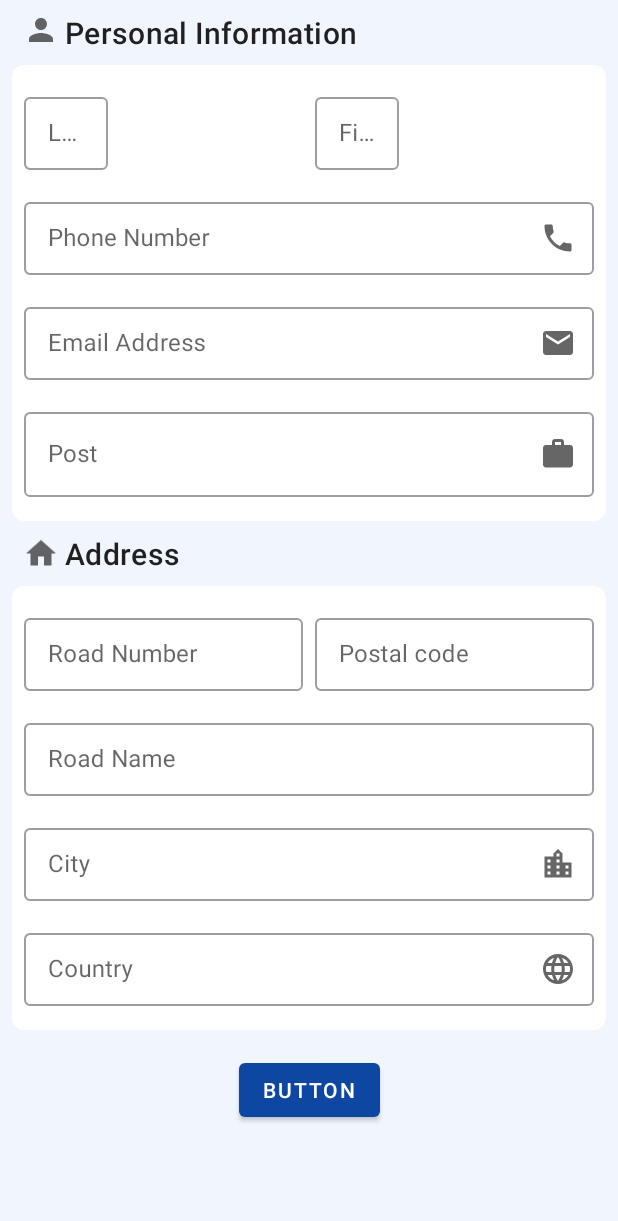
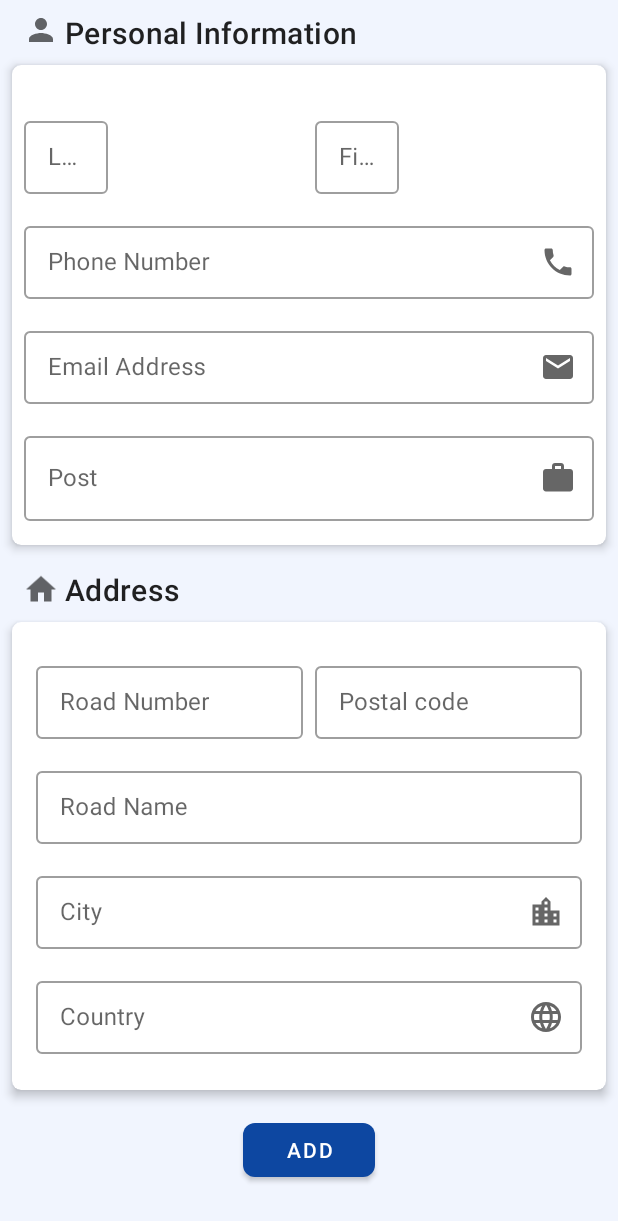
Before and after one commit to SalimSalimi/ProjectManager, an Android app: the DeveloperEditFragment screen opened through its navigation route, on a phone screen of 412 x 824 dp. Shown: the top 1221 px of the screen. Run offline under Robolectric (Android 15) with nearby library versions, the light colour scheme and no system bars; our stand-ins replace Room's generated code, data binding; 9 statements that could not run were skipped.

Commit message:
Finish polish ui developer_edit_fragment

```diff
--- a/app/src/main/res/layout/developer_edit_fragment.xml
+++ b/app/src/main/res/layout/developer_edit_fragment.xml
@@ -19,10 +19,6 @@
             android:layout_height="match_parent"
             android:background="@color/light_gray_background"
             tools:ignore="UselessParent">
-
-            <androidx.constraintlayout.widget.ConstraintLayout
-                android:layout_width="match_parent"
-                android:layout_height="wrap_content">
 
                 <LinearLayout
                     android:id="@+id/linearLayout"
@@ -50,17 +46,22 @@
                         <com.google.android.material.textview.MaterialTextView
                             android:layout_width="wrap_content"
                             android:layout_height="wrap_content"
-                            android:layout_marginLeft="4dp"
-                            android:text="Personal Information"
+                            android:layout_marginStart="4dp"
+                            android:text="@string/personal_information"
                             android:textAppearance="?attr/textAppearanceHeadline6" />
                     </LinearLayout>
+
+                    <com.google.android.material.card.MaterialCardView
+                        android:layout_width="match_parent"
+                        android:layout_height="wrap_content"
+                        android:layout_margin="8dp"
+                        app:cardCornerRadius="6dp"
+                        app:cardElevation="4dp">
 
                         <androidx.constraintlayout.widget.ConstraintLayout
                             android:layout_width="match_parent"
                             android:layout_height="wrap_content"
-                        android:layout_margin="8dp"
-                        android:layout_marginTop="16dp"
-                        android:background="@drawable/panel_background_form">
+                            android:layout_marginTop="16dp">
 
                             <com.google.android.material.textfield.TextInputLayout
                                 android:id="@+id/textInputLayout2"
@@ -171,11 +172,13 @@
                             </com.google.android.material.textfield.TextInputLayout>
 
                         </androidx.constraintlayout.widget.ConstraintLayout>
+                    </com.google.android.material.card.MaterialCardView>
 
                     <LinearLayout
                         android:layout_width="match_parent"
                         android:layout_height="wrap_content"
                         android:layout_marginStart="15dp"
+                        android:layout_marginTop="8dp"
                         android:orientation="horizontal">
 
                         <ImageView
@@ -187,9 +190,16 @@
                             android:layout_width="wrap_content"
                             android:layout_height="wrap_content"
                             android:layout_marginStart="4dp"
-                            android:text="Address"
+                            android:text="@string/address"
                             android:textAppearance="?attr/textAppearanceHeadline6" />
                     </LinearLayout>
+
+                    <com.google.android.material.card.MaterialCardView
+                        android:layout_width="match_parent"
+                        android:layout_height="wrap_content"
+                        android:layout_margin="8dp"
+                        app:cardCornerRadius="6dp"
+                        app:cardElevation="4dp">
 
                         <androidx.constraintlayout.widget.ConstraintLayout
                             android:layout_width="match_parent"
@@ -304,22 +314,20 @@
                             </com.google.android.material.textfield.TextInputLayout>
 
                         </androidx.constraintlayout.widget.ConstraintLayout>
+                    </com.google.android.material.card.MaterialCardView>
 
-                </LinearLayout>
 
-                <Button
+                <com.google.android.material.button.MaterialButton
                     android:id="@+id/button"
                     android:layout_width="wrap_content"
                     android:layout_height="wrap_content"
                     android:layout_marginTop="8dp"
                     android:layout_marginBottom="8dp"
                     android:onClick="@{() -> viewModel.onAddClick()}"
-                    android:text="Button"
-                    app:layout_constraintBottom_toBottomOf="parent"
-                    app:layout_constraintEnd_toEndOf="parent"
-                    app:layout_constraintStart_toStartOf="parent"
-                    app:layout_constraintTop_toBottomOf="@+id/linearLayout" />
-            </androidx.constraintlayout.widget.ConstraintLayout>
+                    android:text="@string/add"
+                    app:cornerRadius="8dp"
+                    android:layout_gravity="center_horizontal"/>
+                </LinearLayout>
 
         </ScrollView>
     </RelativeLayout>
--- a/app/src/main/res/values/strings.xml
+++ b/app/src/main/res/values/strings.xml
@@ -19,4 +19,7 @@
     <string name="city">City</string>
     <string name="country">Country</string>
     <string name="post">Post</string>
+    <string name="personal_information">Personal Information</string>
+    <string name="address">Address</string>
+    <string name="add">Add</string>
 </resources>
```
Lines whose indentation alone changed are shown as unchanged.
